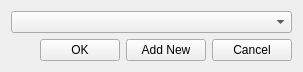
The window that GCXMLGenerator/db/gcsessiondbform.ui (goblincoding/xmlmill) describes before a commit, drawn with Qt 5.
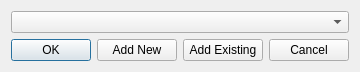
The same window after the commit. Icons and pictures are not drawn.

Commit message: Added functionality to remove databases and did some tweaking to the session form (and related logic).

The edit to the form file:
```diff
--- a/GCXMLGenerator/db/gcsessiondbform.ui
+++ b/GCXMLGenerator/db/gcsessiondbform.ui
@@ -1,17 +1,20 @@
 <?xml version="1.0" encoding="UTF-8"?>
 <ui version="4.0">
  <class>GCSessionDBForm</class>
- <widget class="QWidget" name="GCSessionDBForm">
+ <widget class="QDialog" name="GCSessionDBForm">
+  <property name="windowModality">
+   <enum>Qt::ApplicationModal</enum>
+  </property>
   <property name="geometry">
    <rect>
     <x>0</x>
     <y>0</y>
-    <width>303</width>
+    <width>338</width>
     <height>69</height>
    </rect>
   </property>
   <property name="sizePolicy">
-   <sizepolicy hsizetype="Fixed" vsizetype="Fixed">
+   <sizepolicy hsizetype="Maximum" vsizetype="Maximum">
     <horstretch>0</horstretch>
     <verstretch>0</verstretch>
    </sizepolicy>
@@ -23,7 +26,16 @@
    <iconset resource="../resources/gcresources.qrc">
     <normaloff>:/resources/goblinicon.jpg</normaloff>:/resources/goblinicon.jpg</iconset>
   </property>
+  <property name="sizeGripEnabled">
+   <bool>false</bool>
+  </property>
+  <property name="modal">
+   <bool>true</bool>
+  </property>
   <layout class="QVBoxLayout" name="verticalLayout">
+   <property name="sizeConstraint">
+    <enum>QLayout::SetFixedSize</enum>
+   </property>
    <item>
     <widget class="QComboBox" name="comboBox">
      <property name="layoutDirection">
@@ -39,19 +51,6 @@
    </item>
    <item>
     <layout class="QHBoxLayout" name="buttonLayout">
-     <item>
-      <spacer name="horizontalSpacer">
-       <property name="orientation">
-        <enum>Qt::Horizontal</enum>
-       </property>
-       <property name="sizeHint" stdset="0">
-        <size>
-         <width>40</width>
-         <height>20</height>
-        </size>
-       </property>
-      </spacer>
-     </item>
      <item>
       <widget class="QPushButton" name="okButton">
        <property name="text">
@@ -60,6 +59,9 @@
        <property name="autoDefault">
         <bool>true</bool>
        </property>
+       <property name="default">
+        <bool>true</bool>
+       </property>
       </widget>
      </item>
      <item>
@@ -69,6 +71,13 @@
        </property>
       </widget>
      </item>
+     <item>
+      <widget class="QPushButton" name="addExistingButton">
+       <property name="text">
+        <string>Add Existing</string>
+       </property>
+      </widget>
+     </item>
      <item>
       <widget class="QPushButton" name="cancelButton">
        <property name="text">
```
Left out of the diff: 2 changed lines with no effect on the pictures. The commit also changes 6 other files.
